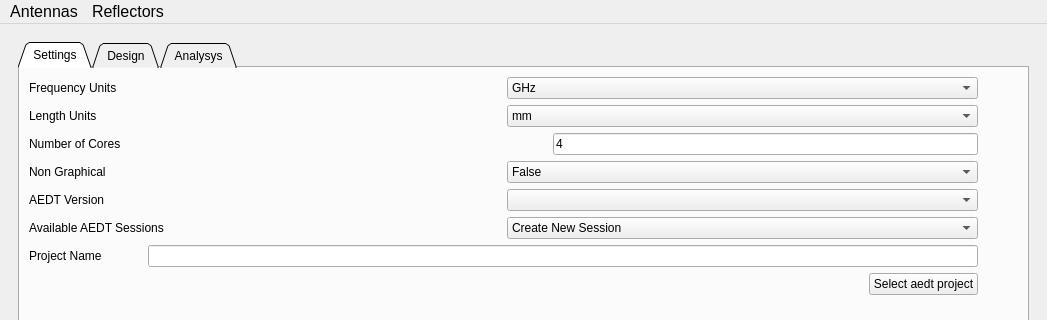
Old version of the form src/ansys/aedt/toolkits/antennas/ui/antenna_toolkit.ui in the repository ansys/pyaedt-toolkits-antenna; both pictures show x 0 to 1047 and y 0 to 320 of the 1047 by 1130 pixel window.
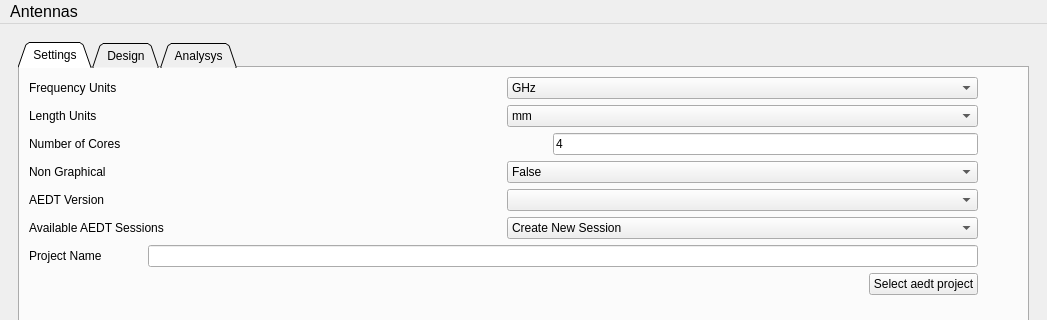
New version of the form.

Commit message: Added remaining antennas to UI removed reflectors removed waveguide

```diff
--- a/src/ansys/aedt/toolkits/antennas/ui/antenna_toolkit.ui
+++ b/src/ansys/aedt/toolkits/antennas/ui/antenna_toolkit.ui
@@ -924,24 +924,8 @@
     <addaction name="menuPlanar_Spiral"/>
     <addaction name="menuSlot"/>
     <addaction name="menuVivaldi"/>
-    <addaction name="menuWaveguide"/>
-   </widget>
-   <widget class="QMenu" name="menuReflectors">
-    <property name="font">
-     <font>
-      <pointsize>12</pointsize>
-     </font>
-    </property>
-    <property name="title">
-     <string>Reflectors</string>
-    </property>
-    <addaction name="actionCassegrain"/>
-    <addaction name="actionGregorian"/>
-    <addaction name="actionParabolic"/>
-    <addaction name="actionSplash_Plate"/>
    </widget>
    <addaction name="menuAntennas"/>
-   <addaction name="menuReflectors"/>
   </widget>
   <widget class="QStatusBar" name="statusbar"/>
   <action name="actionRectangular_with_probe">
```
Left out of the diff: 8 changed lines with no effect on the pictures.
